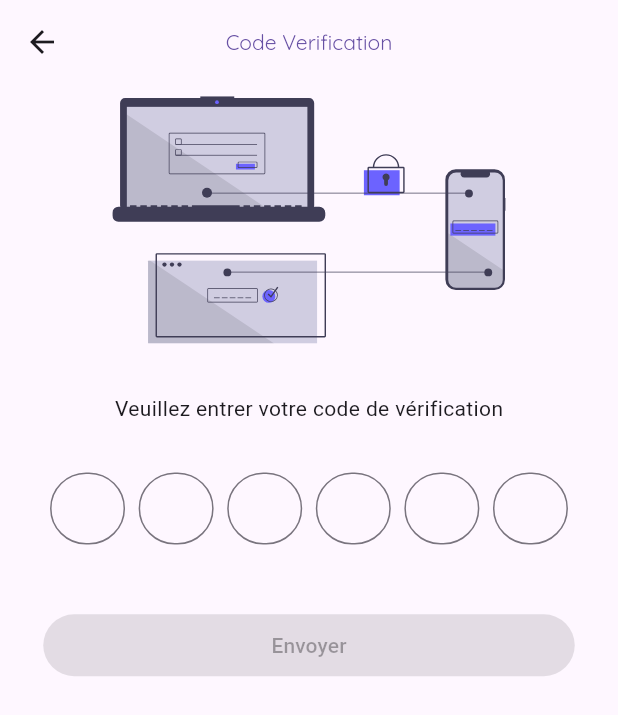
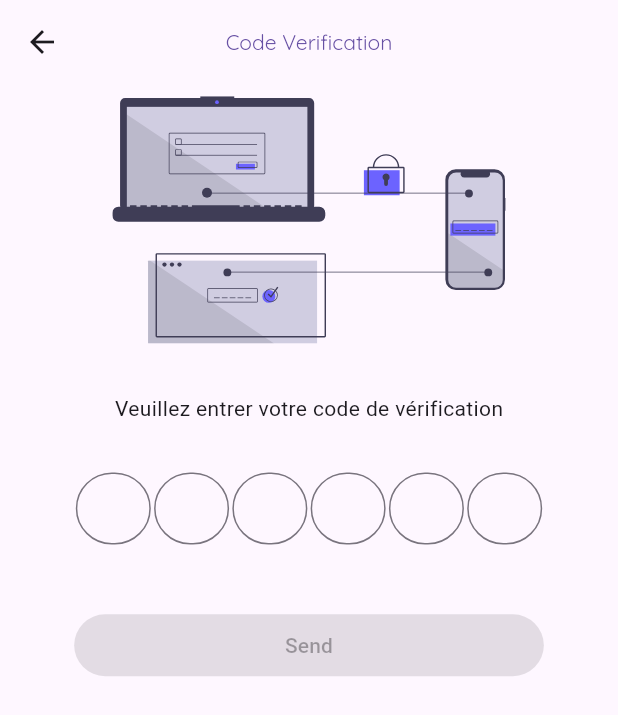
Before and after one commit to qwikle/shopping_list, a Flutter app: the CodeTokenView screen opened by its route, on a phone screen of 412 x 824 dp. Shown: the top 715 px of the screen. Run offline on Flutter 3.47's test engine with Material 2 defaults, Android fonts, the phone set to English and light mode, and no system bars; our stand-ins replace equatable, file_picker, flutter_svg, formz, get, get_storage and 2 more; accounts and stored records are empty; statements that could not run were skipped.

```diff
--- a/lib/app/modules/codeToken/views/code_token_view.dart
+++ b/lib/app/modules/codeToken/views/code_token_view.dart
@@ -1,11 +1,9 @@
 import 'package:flutter/material.dart';
-
 import 'package:flutter_svg/svg.dart';
-import 'package:formz/formz.dart';
 import 'package:get/get.dart';
+import 'package:shopping_list/app/components/forms/code_input.view.dart';
 import 'package:sizer/sizer.dart';
 
-import '../../../components/forms/code_input.view.dart';
 import '../controllers/code_token_controller.dart';
 
 class CodeTokenView extends GetView<CodeTokenController> {
@@ -22,7 +20,7 @@ class CodeTokenView extends GetView<CodeTokenController> {
         child: Align(
           alignment: const Alignment(0, -1 / 3),
           child: Padding(
-            padding: EdgeInsets.symmetric(horizontal: 5.w),
+            padding: EdgeInsets.symmetric(horizontal: 10.w),
             child: Column(
               mainAxisSize: MainAxisSize.min,
               mainAxisAlignment: MainAxisAlignment.start,
@@ -80,11 +78,7 @@ class CodeTokenView extends GetView<CodeTokenController> {
                 SizedBox(
                   height: 5.h,
                 ),
-                ElevatedButton(
-                    onPressed: controller.status.value.isValid
-                        ? () => controller.checCode()
-                        : null,
-                    child: const Text('Envoyer'))
+                ElevatedButton(onPressed: null, child: Text('Send'))
               ],
             ),
           ),
```
